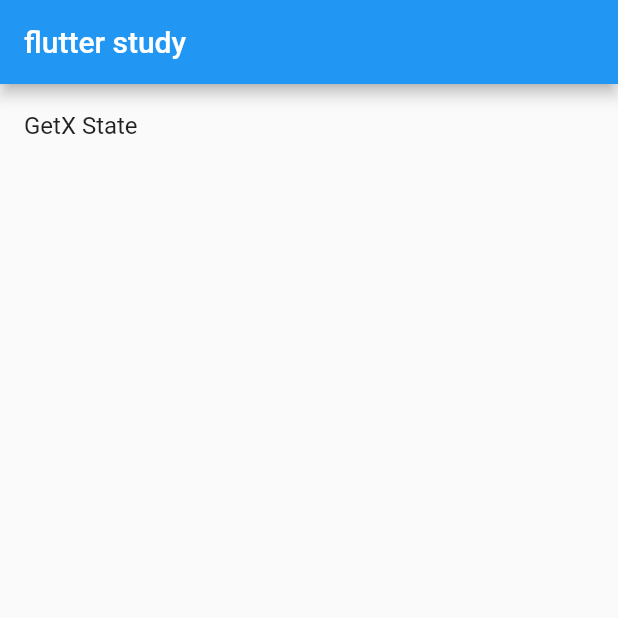
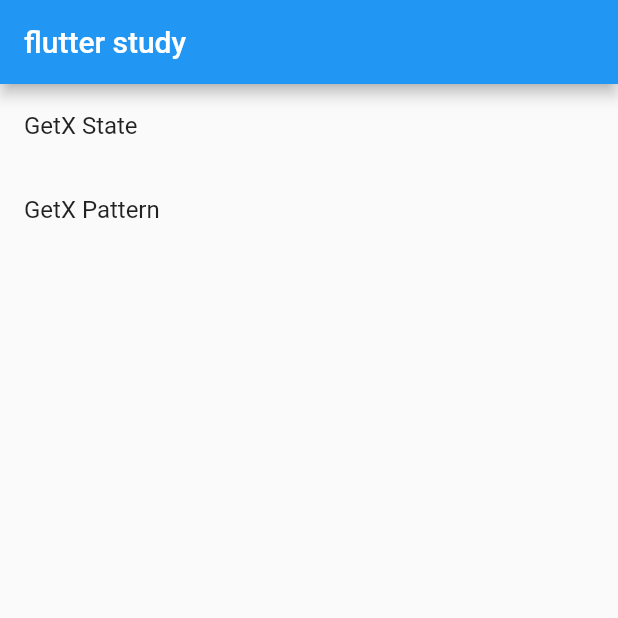
Before and after one commit to os5633/fluttter-study, a Flutter app: the screen it shows after launch, on a phone screen of 412 x 824 dp, the top half of it. Run offline on Flutter 3.47's test engine with Material 2 defaults, Android fonts, the phone set to English and light mode, and no system bars; our stand-ins replace get.

Commit message:
getX Pattern

```diff
--- a/lib/main.dart
+++ b/lib/main.dart
@@ -1,5 +1,5 @@
 import 'package:flutter/material.dart';
-import 'package:flutter_application_1/screen/getxstate/getx_state_management.dart';
+import 'package:flutter_application_1/routes/routes.dart';
 
 import 'package:get/get.dart';
 
@@ -10,40 +10,16 @@ void main() {
 class MyApp extends StatelessWidget {
   const MyApp({Key? key}) : super(key: key);
 
-  // This widget is the root of your application.
   @override
   Widget build(BuildContext context) {
-    return const GetMaterialApp(
-      home: StudyList(),
+    return GetMaterialApp(
+      title: 'Flutter Study',
+      theme: ThemeData(
+        primarySwatch: Colors.blue,
+      ),
+      initialRoute: '/',
+      getPages: routes,
       debugShowCheckedModeBanner: false,
     );
   }
 }
-
-class StudyList extends StatefulWidget {
-  const StudyList({Key? key}) : super(key: key);
-
-  @override
-  _StudyListState createState() => _StudyListState();
-}
-
-class _StudyListState extends State<StudyList> {
-  @override
-  Widget build(BuildContext context) {
-    return Scaffold(
-      appBar: AppBar(
-        title: const Text("flutter study"),
-      ),
-      body: ListView(
-        children: [
-          ListTile(
-            onTap: () {
-              Get.to(const GetXStateManagement());
-            },
-            title: const Text("GetX State"),
-          )
-        ],
-      ),
-    );
-  }
-}
--- /dev/null
+++ b/lib/routes/routes.dart
@@ -0,0 +1,21 @@
+import 'package:flutter_application_1/screen/getx_pattern/binding/home_binding.dart';
+import 'package:flutter_application_1/screen/getx_pattern/ui/home/home_page.dart';
+import 'package:flutter_application_1/screen/getx_state/getx_state_management.dart';
+import 'package:flutter_application_1/screen/home.dart';
+import 'package:get/get.dart';
+
+List<GetPage> routes = [
+  GetPage(
+    name: "/",
+    page: () => const StudyList(),
+  ),
+  GetPage(
+    name: '/getx_state',
+    page: () => const GetXStateManagement(),
+  ),
+  GetPage(
+    name: '/getx_pattern',
+    page: () => const HomePage(),
+    binding: HomeBinding(),
+  ),
+];
--- /dev/null
+++ b/lib/screen/getx_pattern/route/app_routes.dart
@@ -0,0 +1,6 @@
+part of './app_pages.dart';
+
+abstract class Routes {
+  static const INITIAL = '/';
+  static const DETAILS = '/details';
+}
--- a/lib/screen/getxstate/getx_state_management.dart
+++ b/lib/screen/getx_state/getx_state_management.dart
@@ -1,6 +1,6 @@
 import 'package:flutter/material.dart';
-import 'package:flutter_application_1/screen/getxstate/on_update_screen.dart';
-import 'package:flutter_application_1/screen/getxstate/reactive_screen.dart';
+import 'package:flutter_application_1/screen/getx_state/on_update_screen.dart';
+import 'package:flutter_application_1/screen/getx_state/reactive_screen.dart';
 import 'package:get/get.dart';
 
 class GetXStateManagement extends StatefulWidget {
--- a/lib/screen/getxstate/on_update_screen.dart
+++ b/lib/screen/getx_state/on_update_screen.dart
@@ -1,6 +1,6 @@
 import 'package:flutter/cupertino.dart';
 import 'package:flutter/material.dart';
-import 'package:flutter_application_1/screen/getxstate/getx_controller.dart';
+import 'package:flutter_application_1/screen/getx_state/getx_controller.dart';
 import 'package:get/get.dart';
 
 class OnUpdateScreen extends StatefulWidget {
--- a/lib/screen/getxstate/reactive_screen.dart
+++ b/lib/screen/getx_state/reactive_screen.dart
@@ -1,6 +1,6 @@
 import 'package:flutter/cupertino.dart';
 import 'package:flutter/material.dart';
-import 'package:flutter_application_1/screen/getxstate/getx_controller.dart';
+import 'package:flutter_application_1/screen/getx_state/getx_controller.dart';
 import 'package:get/get.dart';
 
 class ReactiveScreen extends StatefulWidget {
@@ -63,7 +63,7 @@ class _ReactiveScreenState extends State<ReactiveScreen> {
             ),
             ElevatedButton(
               onPressed: () {
-                controller.change(2, "코드팩토리");
+                controller.change(2, "권오성2");
               },
               child: const Text("Change User"),
             )
--- /dev/null
+++ b/lib/screen/home.dart
@@ -0,0 +1,36 @@
+import 'package:flutter/material.dart';
+import 'package:get/get.dart';
+
+class StudyList extends StatefulWidget {
+  const StudyList({Key? key}) : super(key: key);
+
+  @override
+  _StudyListState createState() => _StudyListState();
+}
+
+class _StudyListState extends State<StudyList> {
+  @override
+  Widget build(BuildContext context) {
+    return Scaffold(
+      appBar: AppBar(
+        title: const Text("flutter study"),
+      ),
+      body: ListView(
+        children: [
+          ListTile(
+            onTap: () {
+              Get.toNamed('/getx_state');
+            },
+            title: const Text("GetX State"),
+          ),
+          ListTile(
+            onTap: () {
+              Get.toNamed('/getx_pattern');
+            },
+            title: const Text("GetX Pattern"),
+          )
+        ],
+      ),
+    );
+  }
+}
--- a/pubspec.yaml
+++ b/pubspec.yaml
@@ -35,6 +35,7 @@ dependencies:
   # Use with the CupertinoIcons class for iOS style icons.
   cupertino_icons: ^1.0.2
   get: ^4.3.8
+  http: ^0.13.4
 
 dev_dependencies:
   flutter_test:
```
Also changed, not shown: lib/screen/getx_pattern/binding/home_binding.dart (added, +21 -0 lines), lib/screen/getx_pattern/controller/home_controller.dart (added, +31 -0 lines), lib/screen/getx_pattern/data/model/model.dart (added, +24 -0 lines), lib/screen/getx_pattern/data/provider/api.dart (added, +28 -0 lines), lib/screen/getx_pattern/data/repository/repository.dart (added, +13 -0 lines), lib/screen/getx_pattern/route/app_pages.dart (added, +14 -0 lines), lib/screen/getx_pattern/ui/home/home_page.dart (added, +32 -0 lines), lib/screen/getx_state/getx_controller.dart (renamed from lib/screen/getxstate/getx_controller.dart).
